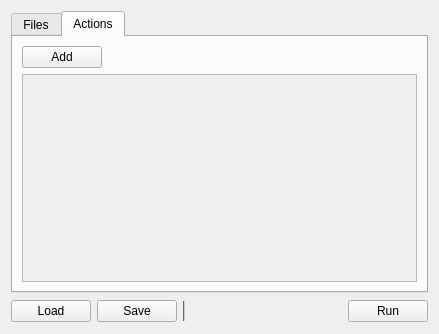
Qt form src/ui/batchprocessor.ui (niftools/nifskope) before a commit.
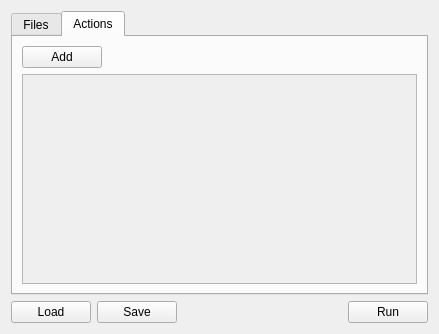
The same form after that commit. Custom widgets are drawn as their Qt base class.

Patch:
```diff
--- a/src/ui/batchprocessor.ui
+++ b/src/ui/batchprocessor.ui
@@ -104,6 +104,15 @@
        </item>
        <item>
         <widget class="QScrollArea" name="scrollArea">
+         <property name="sizePolicy">
+          <sizepolicy hsizetype="Expanding" vsizetype="Expanding">
+           <horstretch>0</horstretch>
+           <verstretch>0</verstretch>
+          </sizepolicy>
+         </property>
+         <property name="horizontalScrollBarPolicy">
+          <enum>Qt::ScrollBarAlwaysOff</enum>
+         </property>
          <property name="widgetResizable">
           <bool>true</bool>
          </property>
@@ -157,33 +166,17 @@
       </widget>
      </item>
      <item>
-      <widget class="QProgressBar" name="progressBar">
-       <property name="enabled">
-        <bool>false</bool>
+      <spacer name="horizontalSpacer">
+       <property name="orientation">
+        <enum>Qt::Horizontal</enum>
        </property>
-       <property name="styleSheet">
-        <string notr="true">QProgressBar:disabled
-{
-		border: 1px solid transparent;
-		background: transparent
-}</string>
+       <property name="sizeHint" stdset="0">
+        <size>
+         <width>40</width>
+         <height>20</height>
+        </size>
        </property>
-       <property name="value">
-        <number>0</number>
-       </property>
-       <property name="alignment">
-        <set>Qt::AlignCenter</set>
-       </property>
-       <property name="textVisible">
-        <bool>false</bool>
-       </property>
-       <property name="textDirection">
-        <enum>QProgressBar::TopToBottom</enum>
-       </property>
-       <property name="format">
-        <string>%v of %m</string>
-       </property>
-      </widget>
+      </spacer>
      </item>
      <item>
       <widget class="QPushButton" name="runButton">
```
